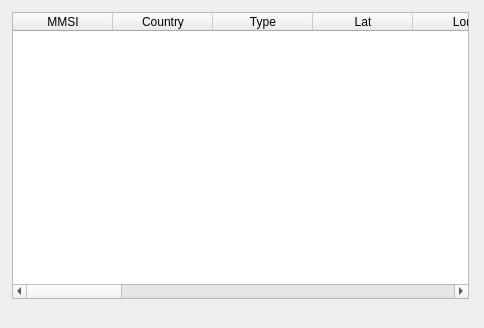
Before: the Qt Designer form plugins/feature/ais/aisgui.ui in Sushiview/sdrangel, drawn with Qt 5.
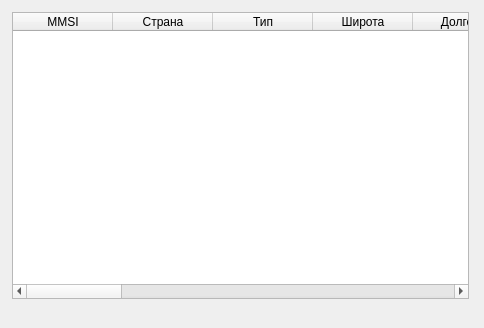
After: the same form once the commit is applied. Custom widgets are drawn as their Qt base class.

```diff
--- a/plugins/feature/ais/aisgui.ui
+++ b/plugins/feature/ais/aisgui.ui
@@ -91,7 +91,7 @@
       </column>
       <column>
        <property name="text">
-        <string>Country</string>
+        <string>Страна</string>
        </property>
        <property name="toolTip">
         <string>Страна юрисдикции станции/судна</string>
@@ -99,7 +99,7 @@
       </column>
       <column>
        <property name="text">
-        <string>Type</string>
+        <string>Тип</string>
        </property>
        <property name="toolTip">
         <string>Тип сообщения</string>
@@ -107,7 +107,7 @@
       </column>
       <column>
        <property name="text">
-        <string>Lat</string>
+        <string>Широта</string>
        </property>
        <property name="toolTip">
         <string>Широта в градусах. Восток — плюс.</string>
@@ -115,7 +115,7 @@
       </column>
       <column>
        <property name="text">
-        <string>Lon</string>
+        <string>Долгота</string>
        </property>
        <property name="toolTip">
         <string>Долгота в градусах. Север — плюс.</string>
@@ -123,7 +123,7 @@
       </column>
       <column>
        <property name="text">
-        <string>Course</string>
+        <string>Курс</string>
        </property>
        <property name="toolTip">
         <string>Курс в градусах.</string>
@@ -131,7 +131,7 @@
       </column>
       <column>
        <property name="text">
-        <string>Speed</string>
+        <string>Скорость</string>
        </property>
        <property name="toolTip">
         <string>Скорость в узлах.</string>
@@ -139,7 +139,7 @@
       </column>
       <column>
        <property name="text">
-        <string>Heading</string>
+        <string>Курс пр.</string>
        </property>
        <property name="toolTip">
         <string>Курс в градусах.</string>
@@ -147,7 +147,7 @@
       </column>
       <column>
        <property name="text">
-        <string>Status</string>
+        <string>Статус</string>
        </property>
       </column>
       <column>
@@ -160,7 +160,7 @@
       </column>
       <column>
        <property name="text">
-        <string>Name</string>
+        <string>Название</string>
        </property>
        <property name="toolTip">
         <string>Название судна</string>
@@ -168,22 +168,22 @@
       </column>
       <column>
        <property name="text">
-        <string>Callsign</string>
+        <string>Позывной</string>
        </property>
       </column>
       <column>
        <property name="text">
-        <string>Ship Type</string>
+        <string>Тип судна</string>
        </property>
       </column>
       <column>
        <property name="text">
-        <string>Length</string>
+        <string>Длина</string>
        </property>
       </column>
       <column>
        <property name="text">
-        <string>Destination</string>
+        <string>Назначение</string>
        </property>
       </column>
       <column>
@@ -204,7 +204,7 @@
       </column>
       <column>
        <property name="text">
-        <string>Messages</string>
+        <string>Сообщения</string>
        </property>
        <property name="toolTip">
         <string>Принято сообщений</string>
```
